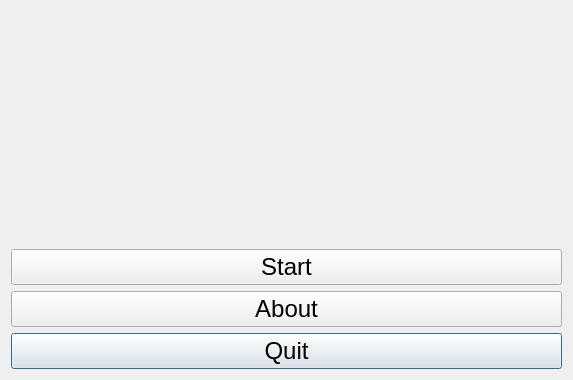
richelbilderbeek/ProjectRichelBilderbeek, file Tools/ToolTestFunctionParser/qttestfunctionparsermenudialog.ui: the form before one commit.
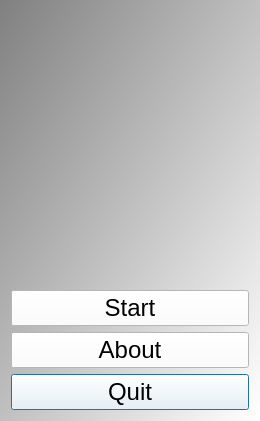
The form after the commit. Icons and pictures are not drawn.

Diff of the .ui file:
```diff
--- a/Tools/ToolTestFunctionParser/qttestfunctionparsermenudialog.ui
+++ b/Tools/ToolTestFunctionParser/qttestfunctionparsermenudialog.ui
@@ -6,8 +6,8 @@
    <rect>
     <x>0</x>
     <y>0</y>
-    <width>573</width>
-    <height>380</height>
+    <width>260</width>
+    <height>421</height>
    </rect>
   </property>
   <property name="font">
@@ -19,28 +19,12 @@
    <string>TestFunctionParser</string>
   </property>
   <property name="styleSheet">
-   <string notr="true">QDialog {
-    background-color: qlineargradient(x1: 0, y1: 1, x2: 1, y2: 0, stop: 0 #eef, stop: 1 #ffe);
+   <string notr="true">QDialog { 
+background-color: qlineargradient(x1: 0, y1: 0, x2: 1, y2: 1, stop: 0  #808080, stop: 1 #ffffff);
 }
-
-QLabel { 
-  font-size: 18px;
-  font-family: Courier New, Courier, Courier, monospace;
-  font-weight: bold;
-  padding: 1px;
-} 
-    
-QLineEdit { 
-  font-size: 18px;
-  font-family: Courier New, Courier, Courier, monospace;
-  font-weight: bold;
-  padding: 1px;
-} 
-    
-QPushButton {
-  font-family: Courier New, Courier, Courier, monospace;
-  font-size: 24px;
-} ;</string>
+QPushButton { background-color: rgb(255, 255, 255);  }
+QPushButton { color: rgb(0,0,0); }
+QPushButton { font: 48px &quot;Courier New&quot;, courier, monospace }</string>
   </property>
   <layout class="QGridLayout" name="gridLayout">
    <item row="3" column="0">
```
Left out of the diff: 6 changed lines with no effect on the pictures.
